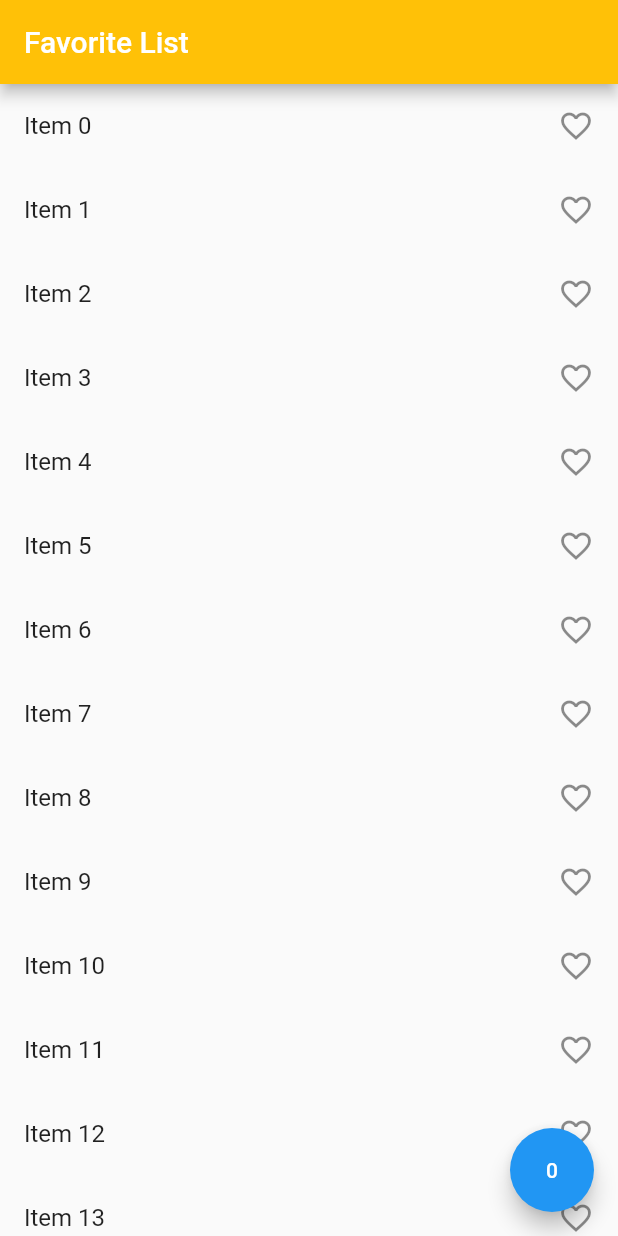
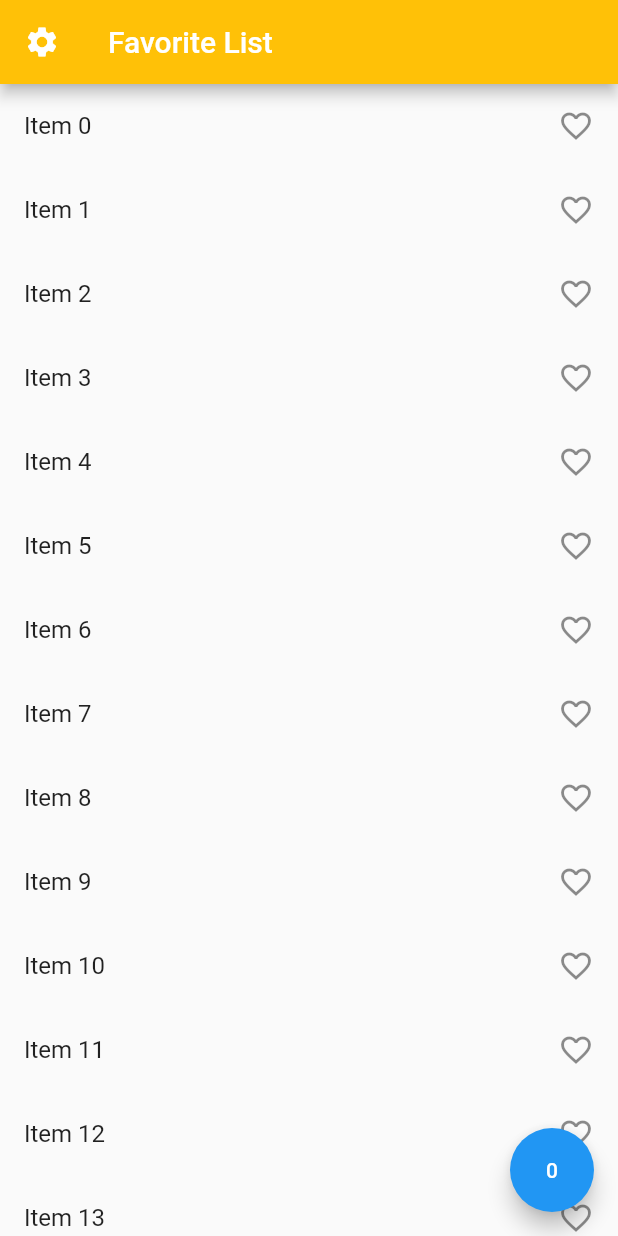
Before and after one commit to tushar-kuchchal/flutterProvider, a Flutter app: the screen it shows after launch, on a phone screen of 412 x 824 dp. Run offline on Flutter 3.47's test engine with Material 2 defaults, Android fonts, the phone set to English and light mode, and no system bars.

Commit message:
addded dark theme and system theme

```diff
--- a/lib/main.dart
+++ b/lib/main.dart
@@ -4,6 +4,7 @@ import 'package:flutter/material.dart';
 import 'package:flutter_provider/provider/count_provider.dart';
 import 'package:flutter_provider/provider/favorite/favorite_provider.dart';
 import 'package:flutter_provider/provider/slider_provider.dart';
+import 'package:flutter_provider/provider/theme_provider.dart';
 import 'package:flutter_provider/screens/counter_example.dart';
 import 'package:flutter_provider/screens/favourite/favorite_items.dart';
 import 'package:provider/provider.dart';
@@ -19,16 +20,39 @@ class MainApp extends StatelessWidget {
   Widget build(BuildContext context) {
     return MultiProvider(
       providers: [
-        ChangeNotifierProvider(create: (_)=>CountProvider(),),
-        ChangeNotifierProvider(create: (_)=>SliderProvider(),),
-        ChangeNotifierProvider(create: (_)=>FavoriteItemsProvider(),),
-
+        ChangeNotifierProvider(
+          create: (_) => CountProvider(),
+        ),
+        ChangeNotifierProvider(
+          create: (_) => SliderProvider(),
+        ),
+        ChangeNotifierProvider(
+          create: (_) => FavoriteItemsProvider(),
+        ),
+        ChangeNotifierProvider(
+          create: (_) => ThemeChangeProvider(),
+        ),
       ],
-
-      child:MaterialApp(
-        theme: ThemeData(appBarTheme: const AppBarTheme(color: Colors.amber)),
-        home: Favoriteitems()) ,
-      );
-
+      child: Builder(
+        builder: (BuildContext context) {
+          final themePorvider = Provider.of<ThemeChangeProvider>(context);
+          return MaterialApp(
+              themeMode: themePorvider.themeMode,
+              debugShowCheckedModeBanner: false,
+              theme: ThemeData(
+                  brightness: Brightness.light,
+                  appBarTheme: const AppBarTheme(
+                    color: Colors.amber,
+                  ),
+                  iconTheme: IconThemeData(color: Colors.purpleAccent)),
+              darkTheme: ThemeData(
+                  brightness: Brightness.dark,
+                  primarySwatch: Colors.purple,
+                  appBarTheme: AppBarTheme(color: Colors.teal),
+                  iconTheme: IconThemeData(color: Colors.tealAccent[100])),
+              home: Favoriteitems());
+        },
+      ),
+    );
   }
 }
--- /dev/null
+++ b/lib/provider/theme_provider.dart
@@ -0,0 +1,12 @@
+// import 'package:flutter/foundation.dart';
+import 'package:flutter/material.dart';
+
+class ThemeChangeProvider with ChangeNotifier {
+  var _themeMode = ThemeMode.light;
+  ThemeMode get themeMode => _themeMode;
+
+  void setTheme(theme){
+    _themeMode=theme;
+    notifyListeners();
+  }
+}
--- a/lib/screens/favourite/favorite_items.dart
+++ b/lib/screens/favourite/favorite_items.dart
@@ -3,6 +3,7 @@
 import 'package:flutter/material.dart';
 import 'package:flutter_provider/provider/favorite/favorite_provider.dart';
 import 'package:flutter_provider/screens/favourite/selected_favorite_items.dart';
+import 'package:flutter_provider/screens/theme_changer_screen.dart';
 import 'package:provider/provider.dart';
 
 class Favoriteitems extends StatefulWidget {
@@ -26,6 +27,11 @@ class _FavoriteitemsState extends State<Favoriteitems> {
     return Scaffold(
       appBar: AppBar(
         title: Text('Favorite List'),
+        leading: InkWell(
+          onTap: () {
+            Navigator.push(context, MaterialPageRoute(builder: (ctx)=> ThemeChangerScreen()));
+          },
+          child: Icon(Icons.settings)),
       ),
       floatingActionButton: Consumer<FavoriteItemsProvider>(
         builder: (context, value, child) {
--- a/lib/screens/favourite/selected_favorite_items.dart
+++ b/lib/screens/favourite/selected_favorite_items.dart
@@ -33,7 +33,7 @@ class SelectedFavoriteItems extends StatelessWidget {
                 mainAxisAlignment: MainAxisAlignment.center,
                 crossAxisAlignment: CrossAxisAlignment.center,
                 children: [
-                  Center(child: Icon(Icons.hourglass_empty,size: 100,color: Colors.purple,)),
+                  Center(child: Icon(Icons.hourglass_empty,size: 100)),
                   SizedBox(height: 30,),
                   Text('Your Favorite List is Empty', style: TextStyle(fontSize: 20,fontWeight: FontWeight.w700,color: Colors.purple),)
                 ],
```
Also changed, not shown: lib/screens/theme_changer_screen.dart (added, +49 -0 lines).
